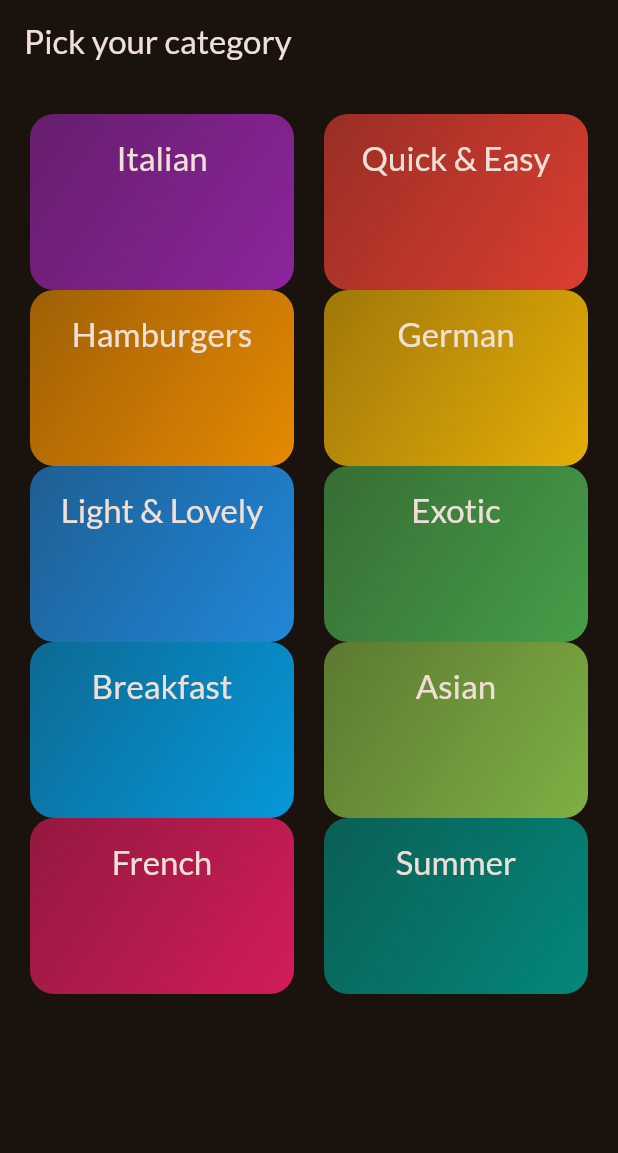
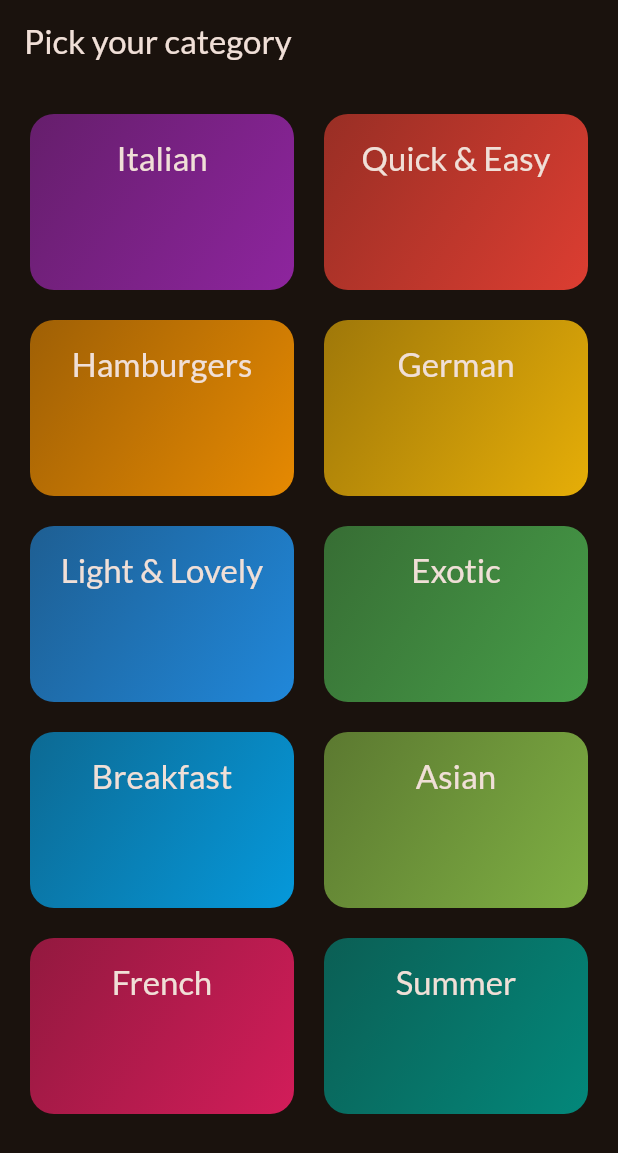
Before and after one commit to Desmond235/Meals, a Flutter app: the screen it shows after launch, on a phone screen of 412 x 824 dp. Shown: the top 1153 px of the screen. Run offline on Flutter 3.47's test engine with Material 3 defaults, Android fonts, the phone set to English and light mode, and no system bars; our stand-ins replace google_fonts.

Commit message:
modified file

```diff
--- a/lib/main.dart
+++ b/lib/main.dart
@@ -20,7 +20,10 @@ class App extends StatelessWidget {
 
   @override
   Widget build(BuildContext context) {
-    return MaterialApp(theme: theme, home: const CategoriesScreen() // Todo ...,
+    return MaterialApp(
+      theme: theme,
+      home: const CategoriesScreen() ,
+      debugShowCheckedModeBanner: false,
         );
   }
 }
--- a/lib/screens/categories.dart
+++ b/lib/screens/categories.dart
@@ -17,6 +17,7 @@ class CategoriesScreen extends StatelessWidget {
           crossAxisCount: 2,
           childAspectRatio: 3 / 2,
           crossAxisSpacing: 20,
+          mainAxisSpacing: 20
         ),
         children: [
           for (final category in availableCategories)
```
